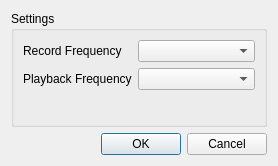
Old version of the form src/UserInterface/src/Dialogs/SettingsDialog.ui in the repository till213/SkyDolly.
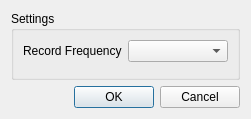
New version of the form.

Commit message: Remove playback sample rate

The edit to the form file:
```diff
--- a/src/UserInterface/src/Dialogs/SettingsDialog.ui
+++ b/src/UserInterface/src/Dialogs/SettingsDialog.ui
@@ -6,8 +6,8 @@
    <rect>
     <x>0</x>
     <y>0</y>
-    <width>278</width>
-    <height>166</height>
+    <width>236</width>
+    <height>114</height>
    </rect>
   </property>
   <property name="windowTitle">
@@ -37,24 +37,7 @@
         </property>
        </widget>
       </item>
-      <item row="1" column="0">
-       <widget class="QLabel" name="label_9">
-        <property name="text">
-         <string>Playback Frequency</string>
-        </property>
-       </widget>
-      </item>
       <item row="1" column="1">
-       <widget class="QComboBox" name="playbackFrequencyComboBox">
-        <property name="minimumSize">
-         <size>
-          <width>100</width>
-          <height>0</height>
-         </size>
-        </property>
-       </widget>
-      </item>
-      <item row="2" column="1">
        <spacer name="verticalSpacer">
         <property name="orientation">
          <enum>Qt::Vertical</enum>
```
The commit also changes 11 other files.
